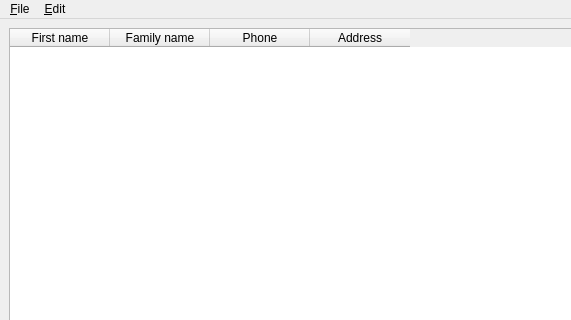
Before: the Qt Designer form example/addrbook.ui in kaos/QtErl, drawn with Qt 5; both pictures show x 0 to 571 and y 0 to 320 of the 760 by 561 pixel window.
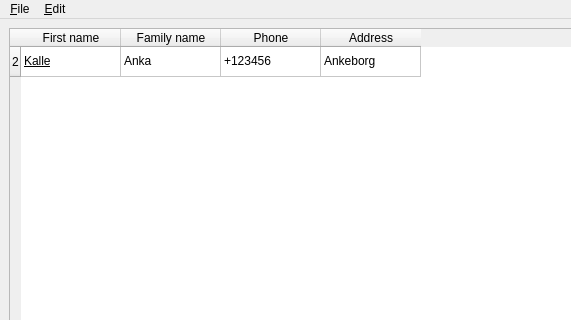
After: the same form once the commit is applied.

```diff
--- a/example/addrbook.ui
+++ b/example/addrbook.ui
@@ -17,6 +17,11 @@
    <layout class="QVBoxLayout" name="verticalLayout">
     <item>
      <widget class="QTableWidget" name="tableWidget">
+      <row>
+       <property name="text">
+        <string>2</string>
+       </property>
+      </row>
       <column>
        <property name="text">
         <string>First name</string>
@@ -37,6 +42,31 @@
         <string>Address</string>
        </property>
       </column>
+      <item row="0" column="0">
+       <property name="text">
+        <string>Kalle</string>
+       </property>
+       <property name="font">
+        <font>
+         <underline>true</underline>
+        </font>
+       </property>
+      </item>
+      <item row="0" column="1">
+       <property name="text">
+        <string>Anka</string>
+       </property>
+      </item>
+      <item row="0" column="2">
+       <property name="text">
+        <string>+123456</string>
+       </property>
+      </item>
+      <item row="0" column="3">
+       <property name="text">
+        <string>Ankeborg</string>
+       </property>
+      </item>
      </widget>
     </item>
    </layout>
```
